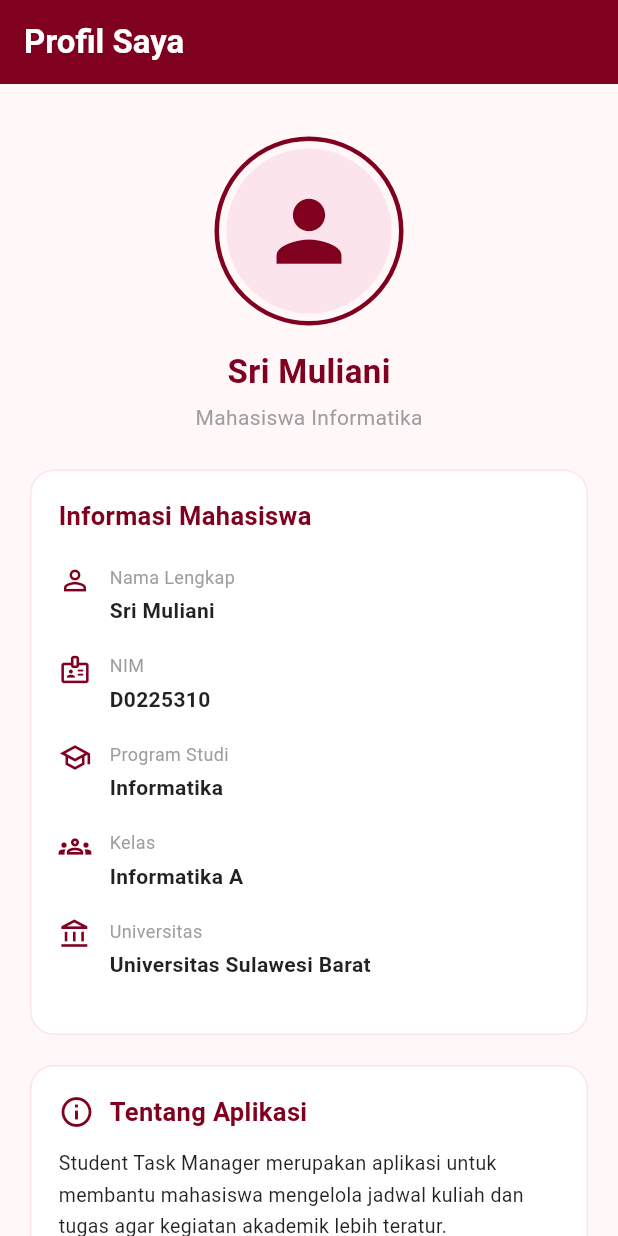
After one commit to srimuliani310/Student_Task_Manager, a Flutter app: the ProfilPage screen opened directly, on a phone screen of 412 x 824 dp. The commit adds this screen. Run offline on Flutter 3.47's test engine with Material 3 defaults, Android fonts, the phone set to English and light mode, and no system bars.

Commit message:
Update bprofil

```diff
--- a/lib/screens/home_screen.dart
+++ b/lib/screens/home_screen.dart
@@ -303,6 +303,7 @@ class _HomeScreenState extends State<HomeScreen> {
         decoration: const BoxDecoration(
           color: Colors.white,
           border: Border(top: BorderSide(color: Colors.black12, width: 0.8)),
+
         ),
         child: BottomNavigationBar(
           currentIndex: _selectedIndex,
--- /dev/null
+++ b/lib/screens/profil.dart
@@ -0,0 +1,256 @@
+
+import 'package:flutter/material.dart';
+
+class ProfilPage extends StatelessWidget {
+  const ProfilPage({super.key});
+
+  static const Color maroon = Color(0xFF800020);
+  static const Color pink = Color(0xFFFCE4EC);
+  static const Color background = Color(0xFFFFF7F8);
+
+  @override
+  Widget build(BuildContext context) {
+    return Scaffold(
+      backgroundColor: background,
+      appBar: AppBar(
+        title: const Text(
+          'Profil Saya',
+          style: TextStyle(fontWeight: FontWeight.bold),
+        ),
+        backgroundColor: maroon,
+        foregroundColor: Colors.white,
+        automaticallyImplyLeading: false,
+      ),
+
+      body: SingleChildScrollView(
+        padding: const EdgeInsets.all(20),
+        child: Column(
+          children: [
+            const SizedBox(height: 15),
+
+            // Foto profil
+            Container(
+              padding: const EdgeInsets.all(5),
+              decoration: BoxDecoration(
+                shape: BoxShape.circle,
+                border: Border.all(
+                  color: maroon,
+                  width: 3,
+                ),
+              ),
+              child: const CircleAvatar(
+                radius: 55,
+                backgroundColor: pink,
+                child: Icon(
+                  Icons.person,
+                  size: 65,
+                  color: maroon,
+                ),
+              ),
+            ),
+
+            const SizedBox(height: 15),
+
+            // Nama mahasiswa
+            const Text(
+              'Sri Muliani',
+              style: TextStyle(
+                fontSize: 22,
+                fontWeight: FontWeight.bold,
+                color: maroon,
+              ),
+            ),
+
+            const SizedBox(height: 5),
+
+            const Text(
+              'Mahasiswa Informatika',
+              style: TextStyle(
+                fontSize: 14,
+                color: Colors.grey,
+              ),
+            ),
+
+            const SizedBox(height: 25),
+
+            // Informasi mahasiswa
+            Container(
+              width: double.infinity,
+              padding: const EdgeInsets.all(18),
+              decoration: BoxDecoration(
+                color: Colors.white,
+                borderRadius: BorderRadius.circular(16),
+                border: Border.all(color: pink),
+              ),
+              child: Column(
+                crossAxisAlignment: CrossAxisAlignment.start,
+                children: [
+                  const Text(
+                    'Informasi Mahasiswa',
+                    style: TextStyle(
+                      fontSize: 17,
+                      fontWeight: FontWeight.bold,
+                      color: maroon,
+                    ),
+                  ),
+
+                  const SizedBox(height: 20),
+
+                  infoItem(
+                    Icons.person_outline,
+                    'Nama Lengkap',
+                    'Sri Muliani',
+                  ),
+
+                  infoItem(
+                    Icons.badge_outlined,
+                    'NIM',
+                    'D0225310',
+                  ),
+
+                  infoItem(
+                    Icons.school_outlined,
+                    'Program Studi',
+                    'Informatika',
+                  ),
+
+                  infoItem(
+                    Icons.groups_outlined,
+                    'Kelas',
+                    'Informatika A',
+                  ),
+
+                  infoItem(
+                    Icons.account_balance_outlined,
+                    'Universitas',
+                    'Universitas Sulawesi Barat',
+                  ),
+                ],
+              ),
+            ),
+
+            const SizedBox(height: 20),
+
+            // Tentang aplikasi
+            Container(
+              width: double.infinity,
+              padding: const EdgeInsets.all(18),
+              decoration: BoxDecoration(
+                color: Colors.white,
+                borderRadius: BorderRadius.circular(16),
+                border: Border.all(color: pink),
+              ),
+              child: const Column(
+                crossAxisAlignment: CrossAxisAlignment.start,
+                children: [
+                  Row(
+                    children: [
+                      Icon(
+                        Icons.info_outline,
+                        color: maroon,
+                      ),
+                      SizedBox(width: 10),
+                      Text(
+                        'Tentang Aplikasi',
+                        style: TextStyle(
+                          fontSize: 17,
+                          fontWeight: FontWeight.bold,
+                          color: maroon,
+                        ),
+                      ),
+                    ],
+                  ),
+
+                  SizedBox(height: 12),
+
+                  Text(
+                    'Student Task Manager merupakan aplikasi '
+                    'untuk membantu mahasiswa mengelola jadwal '
+                    'kuliah dan tugas agar kegiatan akademik '
+                    'lebih teratur.',
+                    style: TextStyle(
+                      fontSize: 13,
+                      height: 1.6,
+                      color: Colors.black87,
+                    ),
+                  ),
+
+                  SizedBox(height: 15),
+
+                  Text(
+                    'Versi Aplikasi: 1.0.0',
+                    style: TextStyle(
+                      fontSize: 12,
+                      color: Colors.grey,
+                    ),
+                  ),
+                ],
+              ),
+            ),
+
+            const SizedBox(height: 25),
+
+            const Text(
+              'Student Task Manager © 2026',
+              style: TextStyle(
+                fontSize: 12,
+                color: Colors.grey,
+              ),
+            ),
+
+            const SizedBox(height: 15),
+          ],
+        ),
+      ),
+    );
+  }
+
+  // Widget informasi profil
+  Widget infoItem(
+    IconData icon,
+    String label,
+    String value,
+  ) {
+    return Padding(
+      padding: const EdgeInsets.only(bottom: 18),
+      child: Row(
+        crossAxisAlignment: CrossAxisAlignment.start,
+        children: [
+          Icon(
+            icon,
+            color: maroon,
+            size: 22,
+          ),
+
+          const SizedBox(width: 12),
+
+          Expanded(
+            child: Column(
+              crossAxisAlignment: CrossAxisAlignment.start,
+              children: [
+                Text(
+                  label,
+                  style: const TextStyle(
+                    fontSize: 12,
+                    color: Colors.grey,
+                  ),
+                ),
+
+                const SizedBox(height: 4),
+
+                Text(
+                  value,
+                  style: const TextStyle(
+                    fontSize: 14,
+                    fontWeight: FontWeight.w600,
+                    color: Colors.black87,
+                  ),
+                ),
+              ],
+            ),
+          ),
+        ],
+      ),
+    );
+  }
+}
```
